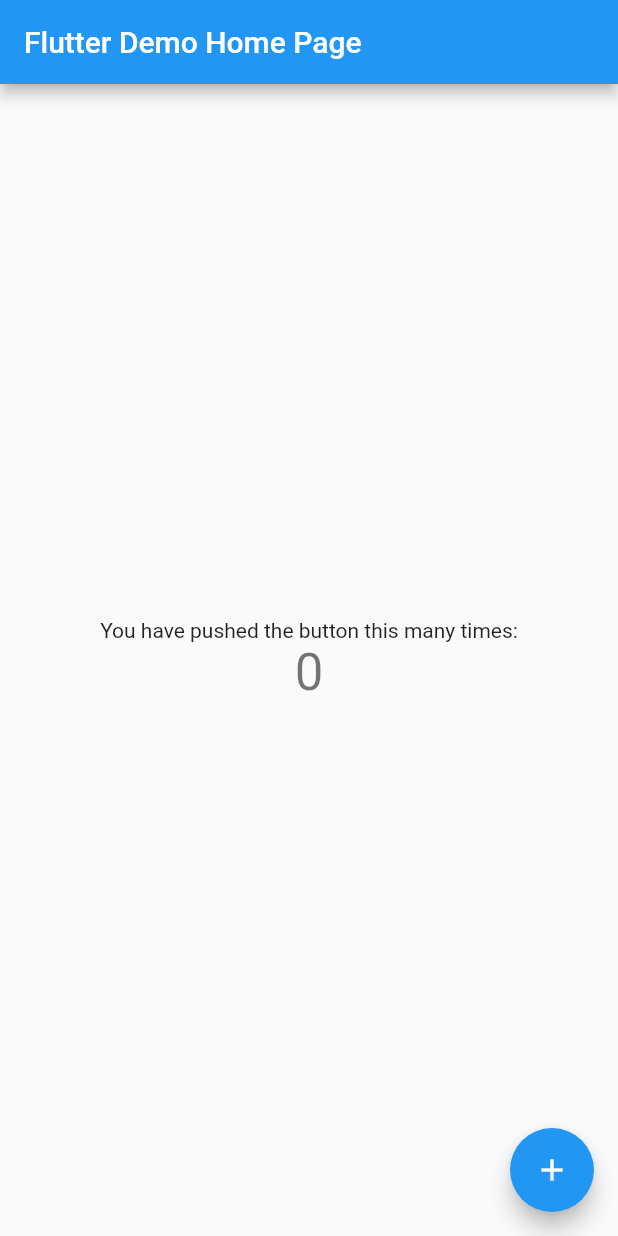
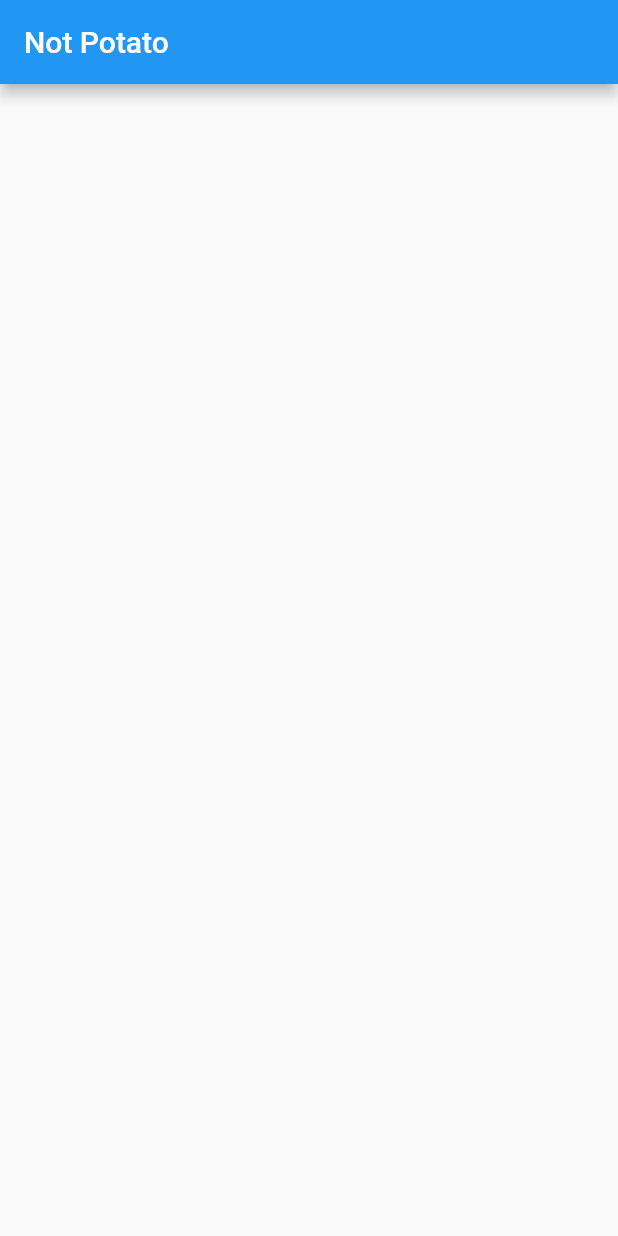
Before and after one commit to samuelobe/not_potato, a Flutter app: the screen it shows after launch, on a phone screen of 412 x 824 dp. Run offline on Flutter 3.47's test engine with Material 2 defaults, Android fonts, the phone set to English and light mode, and no system bars.

```diff
--- a/lib/main.dart
+++ b/lib/main.dart
@@ -1,117 +1,20 @@
 import 'package:flutter/material.dart';
+import 'package:not_potato/pages/home_page.dart';
 
 void main() {
   runApp(MyApp());
 }
 
 class MyApp extends StatelessWidget {
-  // This widget is the root of your application.
   @override
   Widget build(BuildContext context) {
     return MaterialApp(
       title: 'Flutter Demo',
       theme: ThemeData(
-        // This is the theme of your application.
-        //
-        // Try running your application with "flutter run". You'll see the
-        // application has a blue toolbar. Then, without quitting the app, try
-        // changing the primarySwatch below to Colors.green and then invoke
-        // "hot reload" (press "r" in the console where you ran "flutter run",
-        // or simply save your changes to "hot reload" in a Flutter IDE).
-        // Notice that the counter didn't reset back to zero; the application
-        // is not restarted.
         primarySwatch: Colors.blue,
-        // This makes the visual density adapt to the platform that you run
-        // the app on. For desktop platforms, the controls will be smaller and
-        // closer together (more dense) than on mobile platforms.
         visualDensity: VisualDensity.adaptivePlatformDensity,
       ),
-      home: MyHomePage(title: 'Flutter Demo Home Page'),
+      home: HomePage(),
     );
   }
 }
-
-class MyHomePage extends StatefulWidget {
-  MyHomePage({Key key, this.title}) : super(key: key);
-
-  // This widget is the home page of your application. It is stateful, meaning
-  // that it has a State object (defined below) that contains fields that affect
-  // how it looks.
-
-  // This class is the configuration for the state. It holds the values (in this
-  // case the title) provided by the parent (in this case the App widget) and
-  // used by the build method of the State. Fields in a Widget subclass are
-  // always marked "final".
-
-  final String title;
-
-  @override
-  _MyHomePageState createState() => _MyHomePageState();
-}
-
-class _MyHomePageState extends State<MyHomePage> {
-  int _counter = 0;
-
-  void _incrementCounter() {
-    setState(() {
-      // This call to setState tells the Flutter framework that something has
-      // changed in this State, which causes it to rerun the build method below
-      // so that the display can reflect the updated values. If we changed
-      // _counter without calling setState(), then the build method would not be
-      // called again, and so nothing would appear to happen.
-      _counter++;
-    });
-  }
-
-  @override
-  Widget build(BuildContext context) {
-    // This method is rerun every time setState is called, for instance as done
-    // by the _incrementCounter method above.
-    //
-    // The Flutter framework has been optimized to make rerunning build methods
-    // fast, so that you can just rebuild anything that needs updating rather
-    // than having to individually change instances of widgets.
-    return Scaffold(
-      appBar: AppBar(
-        // Here we take the value from the MyHomePage object that was created by
-        // the App.build method, and use it to set our appbar title.
-        title: Text(widget.title),
-      ),
-      body: Center(
-        // Center is a layout widget. It takes a single child and positions it
-        // in the middle of the parent.
-        child: Column(
-          // Column is also a layout widget. It takes a list of children and
-          // arranges them vertically. By default, it sizes itself to fit its
-          // children horizontally, and tries to be as tall as its parent.
-          //
-          // Invoke "debug painting" (press "p" in the console, choose the
-          // "Toggle Debug Paint" action from the Flutter Inspector in Android
-          // Studio, or the "Toggle Debug Paint" command in Visual Studio Code)
-          // to see the wireframe for each widget.
-          //
-          // Column has various properties to control how it sizes itself and
-          // how it positions its children. Here we use mainAxisAlignment to
-          // center the children vertically; the main axis here is the vertical
-          // axis because Columns are vertical (the cross axis would be
-          // horizontal).
-          mainAxisAlignment: MainAxisAlignment.center,
-          children: <Widget>[
-            Text(
-              'You have pushed the button this many times:',
-            ),
-            Text(
-              '$_counter',
-              style: Theme.of(context).textTheme.headline4,
-            ),
-          ],
-        ),
-      ),
-      floatingActionButton: FloatingActionButton(
-        onPressed: _incrementCounter,
-        tooltip: 'Increment',
-        child: Icon(Icons.add),
-      ), // This trailing comma makes auto-formatting nicer for build methods.
-    );
-  }
-}
--- /dev/null
+++ b/lib/pages/home_page.dart
@@ -0,0 +1,17 @@
+import 'package:flutter/material.dart';
+
+class HomePage extends StatefulWidget {
+  @override
+  _HomePageState createState() => _HomePageState();
+}
+
+class _HomePageState extends State<HomePage> {
+  @override
+  Widget build(BuildContext context) {
+    return Scaffold(
+      appBar: AppBar(
+        title: Text("Not Potato"),
+      ),
+    );
+  }
+}
--- a/pubspec.yaml
+++ b/pubspec.yaml
@@ -32,6 +32,8 @@ dependencies:
 dev_dependencies:
   flutter_test:
     sdk: flutter
+  firebase_core: ^0.4.0+9
+  firebase_ml_vision: ^0.9.4
 
 # For information on the generic Dart part of this file, see the
 # following page: https://dart.dev/tools/pub/pubspec
```
Also changed, not shown: pubspec.lock, 7 other files.
